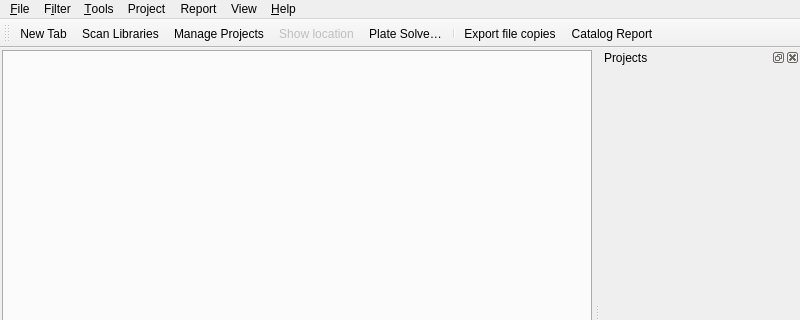
Above: photonfinder/ui/MainWindow.ui from bcolyn/PhotonFinder before the change; both pictures show x 0 to 800 and y 0 to 320 of the 800 by 600 pixel window. Below: the same form after it.
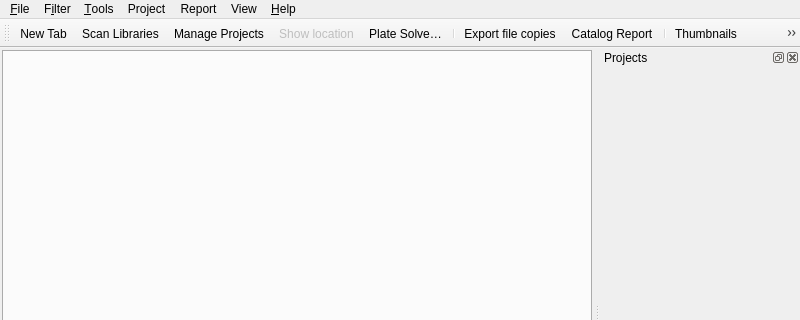
That is the form after the change. Icons and pictures are not drawn.

Commit message: Column presets per task and view toggles on the main toolbar: File management, Quality assessment, Astrometry and Acquisition presets beside Standard (trimmed: no Night or quality columns) and Full, every preset given by the columns it shows, Essentials dropped; Thumbnails, Group Session Frames (renamed from Group Similar Frames, moved from the Filter to the View menu) and a Columns dropdown on the main toolbar instead of the tab toolbar; View > Toolbar shows or hides the toolbar

Diff of the .ui file:
```diff
--- a/photonfinder/ui/MainWindow.ui
+++ b/photonfinder/ui/MainWindow.ui
@@ -221,6 +221,9 @@
    <addaction name="separator"/>
    <addaction name="action_Export_Data"/>
    <addaction name="actionCatalog_Report"/>
+   <addaction name="separator"/>
+   <addaction name="actionThumbnails"/>
+   <addaction name="actionGroupSimilarFrames"/>
   </widget>
   <widget class="QDockWidget" name="dockWidget">
    <property name="enabled">
@@ -337,7 +340,7 @@
      <normaloff>:/res/box-seam.svg</normaloff>:/res/box-seam.svg</iconset>
    </property>
    <property name="text">
-    <string>Group Similar Frames</string>
+    <string>Group Session Frames</string>
    </property>
    <property name="toolTip">
     <string>One row per group of similar frames: the same target, observing night, image type, folder, filter and exposure, with how many frames it stands for. Double-click a row to see its frames</string>
```
Left out of the diff: 5 changed lines with no effect on the pictures. The commit also changes 9 other files.
